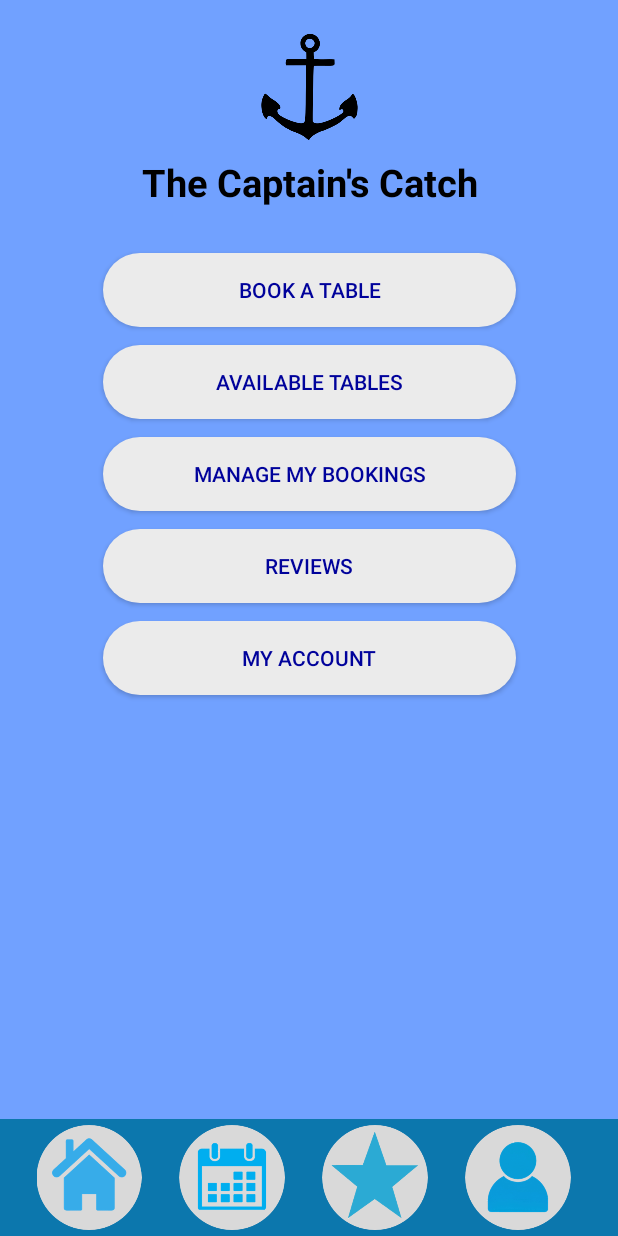
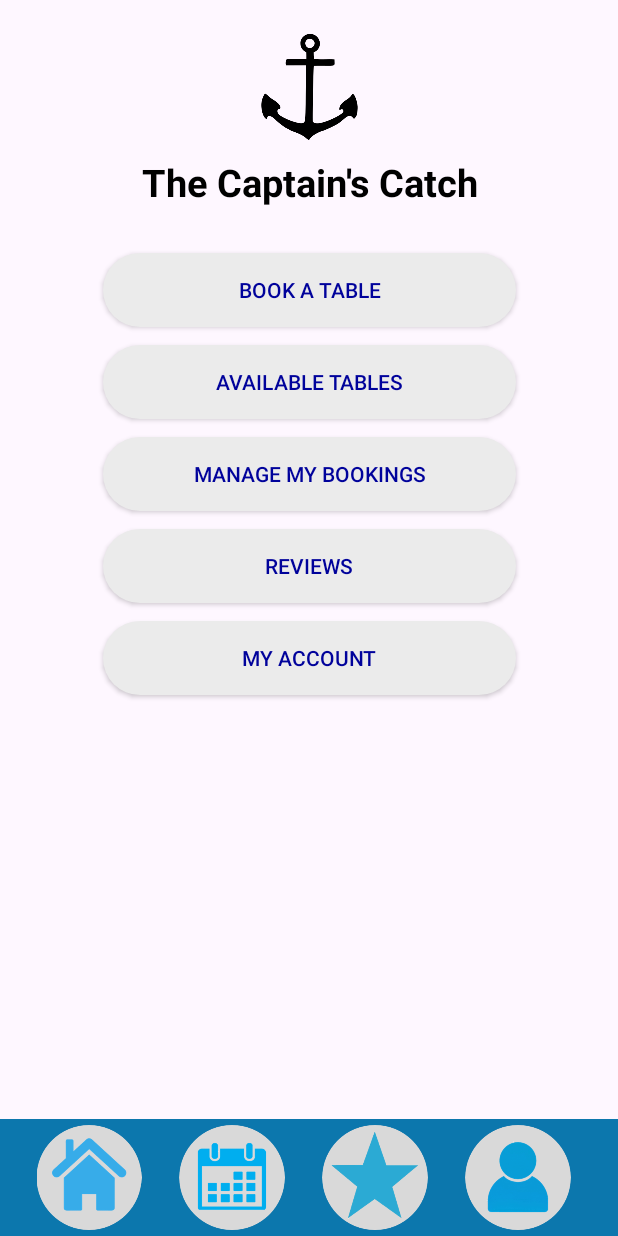
Before and after one commit to elij35/CaptainsCatch, an Android app: the layout home.xml on its own in the app's theme, with its tools: preview values and no code run, on a phone screen of 412 x 824 dp. Run offline under Robolectric (Android 15) with nearby library versions, the phone set to English and light mode, and no system bars.

Commit message:
Changed file names

```diff
--- a/app/src/main/java/com/example/comp2000restaurantapp/MainActivity.java
+++ /dev/null
@@ -1,14 +0,0 @@
-package com.example.comp2000restaurantapp;
-
-import androidx.appcompat.app.AppCompatActivity;
-
-import android.os.Bundle;
-
-public class MainActivity extends AppCompatActivity {
-
-    @Override
-    protected void onCreate(Bundle savedInstanceState) {
-        super.onCreate(savedInstanceState);
-        setContentView(R.layout.activity_main);
-    }
-}
--- /dev/null
+++ b/app/src/main/java/com/example/comp2000restaurantapp/ManageBookings.java
@@ -0,0 +1,30 @@
+package com.example.comp2000restaurantapp;
+
+import androidx.appcompat.app.AppCompatActivity;
+
+import android.content.Intent;
+import android.os.Bundle;
+import android.view.View;
+import android.widget.Button;
+
+public class ManageBookings extends AppCompatActivity {
+
+    @Override
+    protected void onCreate(Bundle savedInstanceState) {
+        super.onCreate(savedInstanceState);
+        setContentView(R.layout.manage_bookings);
+
+        home();
+    }
+
+    private void home() {
+        Button bookings = findViewById(R.id.book_now);
+        bookings.setOnClickListener(new View.OnClickListener() {
+            @Override
+            public void onClick(View view) {
+                Intent intent = new Intent(ManageBookings.this, Home.class);
+                startActivity(intent);
+            }
+        });
+    }
+}
--- a/app/src/main/res/drawable/custom_button.xml
+++ b/app/src/main/res/drawable/standard_button.xml
@@ -4,7 +4,7 @@
     android:shape="rectangle">
 
     <corners
-        android:radius="25sp"/>
+        android:radius="50sp"/>
     <solid
         android:color="#EBEBEB"/>
 </shape>
--- a/app/src/main/res/layout/activity_main.xml
+++ b/app/src/main/res/layout/home.xml
@@ -5,8 +5,7 @@
     xmlns:tools="http://schemas.android.com/tools"
     android:layout_width="match_parent"
     android:layout_height="match_parent"
-    android:background="@color/blue"
-    tools:context=".MainActivity">
+    tools:context=".Home">
 
     <ImageView
         android:id="@+id/anchor_logo"
@@ -33,11 +32,11 @@
         app:layout_constraintTop_toBottomOf="@+id/anchor_logo" />
 
     <androidx.appcompat.widget.AppCompatButton
-        android:id="@+id/book_table_button"
+        android:id="@+id/bookings"
         android:layout_width="275dp"
         android:layout_height="49dp"
         android:layout_marginTop="30dp"
-        android:background="@drawable/custom_button"
+        android:background="@drawable/standard_button"
         android:text="@string/book_table"
         android:textColor="@color/button_text"
         app:layout_constraintEnd_toEndOf="parent"
@@ -50,19 +49,19 @@
         android:layout_width="275dp"
         android:layout_height="49dp"
         android:layout_marginTop="12dp"
-        android:background="@drawable/custom_button"
+        android:background="@drawable/standard_button"
         android:text="@string/available_tables"
         android:textColor="@color/button_text"
-        app:layout_constraintEnd_toEndOf="@+id/book_table_button"
-        app:layout_constraintStart_toStartOf="@+id/book_table_button"
-        app:layout_constraintTop_toBottomOf="@+id/book_table_button" />
+        app:layout_constraintEnd_toEndOf="@+id/bookings"
+        app:layout_constraintStart_toStartOf="@+id/bookings"
+        app:layout_constraintTop_toBottomOf="@+id/bookings" />
 
     <androidx.appcompat.widget.AppCompatButton
         android:id="@+id/manage_bookings"
         android:layout_width="275dp"
         android:layout_height="49dp"
         android:layout_marginTop="12dp"
-        android:background="@drawable/custom_button"
+        android:background="@drawable/standard_button"
         android:text="@string/manage_booking"
         android:textColor="@color/button_text"
         app:layout_constraintEnd_toEndOf="@+id/available_tables"
@@ -74,7 +73,7 @@
         android:layout_width="275dp"
         android:layout_height="49dp"
         android:layout_marginTop="12dp"
-        android:background="@drawable/custom_button"
+        android:background="@drawable/standard_button"
         android:text="@string/reviews"
         android:textColor="@color/button_text"
         app:layout_constraintEnd_toEndOf="@+id/manage_bookings"
@@ -86,7 +85,7 @@
         android:layout_width="275dp"
         android:layout_height="49dp"
         android:layout_marginTop="12dp"
-        android:background="@drawable/custom_button"
+        android:background="@drawable/standard_button"
         android:text="@string/my_account"
         android:textColor="@color/button_text"
         app:layout_constraintEnd_toEndOf="@+id/reviews"
@@ -106,7 +105,7 @@
         tools:ignore="VisualLintBounds" />
 
     <ImageView
-        android:id="@+id/imageView2"
+        android:id="@+id/home_icon"
         android:layout_width="80dp"
         android:layout_height="70dp"
         android:layout_marginStart="20dp"
@@ -117,35 +116,35 @@
         app:srcCompat="@drawable/home" />
 
     <ImageView
-        android:id="@+id/imageView3"
+        android:id="@+id/calendar_icon"
         android:layout_width="80dp"
         android:layout_height="70dp"
         android:layout_marginStart="15dp"
         android:contentDescription="@string/image_description"
         app:layout_constraintBottom_toBottomOf="@+id/toolbar"
-        app:layout_constraintStart_toEndOf="@+id/imageView2"
+        app:layout_constraintStart_toEndOf="@+id/home_icon"
         app:layout_constraintTop_toTopOf="@+id/toolbar"
         app:srcCompat="@drawable/calendar" />
 
     <ImageView
-        android:id="@+id/imageView4"
+        android:id="@+id/reviews_icon"
         android:layout_width="80dp"
         android:layout_height="70dp"
         android:layout_marginStart="15dp"
         android:contentDescription="@string/image_description"
         app:layout_constraintBottom_toBottomOf="@+id/toolbar"
-        app:layout_constraintStart_toEndOf="@+id/imageView3"
+        app:layout_constraintStart_toEndOf="@+id/calendar_icon"
         app:layout_constraintTop_toTopOf="@+id/toolbar"
         app:srcCompat="@drawable/reviews" />
 
     <ImageView
-        android:id="@+id/imageView6"
+        android:id="@+id/account_icon"
         android:layout_width="80dp"
         android:layout_height="70dp"
         android:layout_marginStart="15dp"
         android:contentDescription="@string/image_description"
         app:layout_constraintBottom_toBottomOf="@+id/toolbar"
-        app:layout_constraintStart_toEndOf="@+id/imageView4"
+        app:layout_constraintStart_toEndOf="@+id/reviews_icon"
         app:layout_constraintTop_toTopOf="@+id/toolbar"
         app:srcCompat="@drawable/profile" />
 
```
